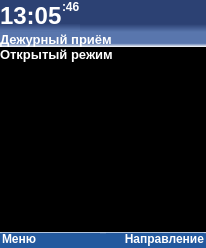
First picture: the form in mainwindow.ui, repository COOLIRON2311/azart-p, before the edit.
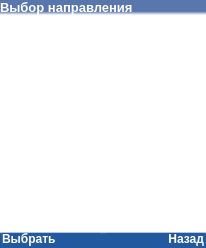
Second picture: the form after the edit. The open tabs and pages were chosen to show the change. Icons and pictures are not drawn.

Commit message: added current direction selection and updated main screen

Diff of the .ui file:
```diff
--- a/mainwindow.ui
+++ b/mainwindow.ui
@@ -2046,6 +2046,170 @@
         </item>
        </layout>
       </widget>
+      <widget class="QWidget" name="direction_selection_page">
+       <layout class="QVBoxLayout" name="verticalLayout_36">
+        <property name="spacing">
+         <number>0</number>
+        </property>
+        <property name="leftMargin">
+         <number>0</number>
+        </property>
+        <property name="topMargin">
+         <number>0</number>
+        </property>
+        <property name="rightMargin">
+         <number>0</number>
+        </property>
+        <property name="bottomMargin">
+         <number>0</number>
+        </property>
+        <item>
+         <layout class="QVBoxLayout" name="verticalLayout_35">
+          <property name="spacing">
+           <number>0</number>
+          </property>
+          <item>
+           <widget class="QLabel" name="label_40">
+            <property name="sizePolicy">
+             <sizepolicy hsizetype="Preferred" vsizetype="Fixed">
+              <horstretch>0</horstretch>
+              <verstretch>0</verstretch>
+             </sizepolicy>
+            </property>
+            <property name="sizeIncrement">
+             <size>
+              <width>0</width>
+              <height>0</height>
+             </size>
+            </property>
+            <property name="baseSize">
+             <size>
+              <width>0</width>
+              <height>0</height>
+             </size>
+            </property>
+            <property name="font">
+             <font>
+              <pointsize>10</pointsize>
+              <weight>75</weight>
+              <bold>true</bold>
+             </font>
+            </property>
+            <property name="styleSheet">
+             <string notr="true">color: rgb(255, 255, 255);
+background: qlineargradient(spread:pad, x1:0, y1:0, x2:0, y2:1, stop:0.755682 rgba(89, 118, 173, 255), stop:1 rgba(255, 255, 255, 255))</string>
+            </property>
+            <property name="text">
+             <string>Выбор направления</string>
+            </property>
+            <property name="scaledContents">
+             <bool>false</bool>
+            </property>
+           </widget>
+          </item>
+          <item>
+           <widget class="QListWidget" name="directions_selection_list"/>
+          </item>
+          <item>
+           <widget class="QWidget" name="horizontalWidget_10" native="true">
+            <property name="sizePolicy">
+             <sizepolicy hsizetype="Preferred" vsizetype="Fixed">
+              <horstretch>0</horstretch>
+              <verstretch>0</verstretch>
+             </sizepolicy>
+            </property>
+            <property name="styleSheet">
+             <string notr="true">QWidget {
+	background: qlineargradient(spread:pad, x1:0, y1:1, x2:0, y2:0, stop:0.897727 rgba(35, 89, 158, 255), stop:1 rgba(255, 255, 255, 255))
+}
+QLabel {
+	color: rgb(255, 255, 255)
+}</string>
+            </property>
+            <layout class="QHBoxLayout" name="horizontalLayout_11">
+             <property name="leftMargin">
+              <number>2</number>
+             </property>
+             <property name="topMargin">
+              <number>0</number>
+             </property>
+             <property name="rightMargin">
+              <number>2</number>
+             </property>
+             <property name="bottomMargin">
+              <number>2</number>
+             </property>
+             <item>
+              <widget class="QPushButton" name="direction_selection_left">
+               <property name="font">
+                <font>
+                 <weight>75</weight>
+                 <bold>true</bold>
+                </font>
+               </property>
+               <property name="layoutDirection">
+                <enum>Qt::LeftToRight</enum>
+               </property>
+               <property name="autoFillBackground">
+                <bool>false</bool>
+               </property>
+               <property name="styleSheet">
+                <string notr="true">color: rgb(255, 255, 255);
+text-align:left;</string>
+               </property>
+               <property name="text">
+                <string>Выбрать</string>
+               </property>
+               <property name="autoDefault">
+                <bool>false</bool>
+               </property>
+               <property name="default">
+                <bool>false</bool>
+               </property>
+               <property name="flat">
+                <bool>false</bool>
+               </property>
+              </widget>
+             </item>
+             <item>
+              <widget class="QPushButton" name="direction_selection_right">
+               <property name="font">
+                <font>
+                 <weight>75</weight>
+                 <bold>true</bold>
+                </font>
+               </property>
+               <property name="layoutDirection">
+                <enum>Qt::LeftToRight</enum>
+               </property>
+               <property name="autoFillBackground">
+                <bool>false</bool>
+               </property>
+               <property name="styleSheet">
+                <string notr="true">color: rgb(255, 255, 255);
+text-align:right;</string>
+               </property>
+               <property name="text">
+                <string>Назад</string>
+               </property>
+               <property name="autoDefault">
+                <bool>false</bool>
+               </property>
+               <property name="default">
+                <bool>false</bool>
+               </property>
+               <property name="flat">
+                <bool>false</bool>
+               </property>
+              </widget>
+             </item>
+            </layout>
+           </widget>
+          </item>
+         </layout>
+        </item>
+       </layout>
+      </widget>
       <widget class="QWidget" name="main_page">
        <layout class="QVBoxLayout" name="verticalLayout_32">
         <property name="spacing">
@@ -2219,7 +2383,8 @@
           <item>
            <widget class="QWidget" name="widget_4" native="true">
             <property name="styleSheet">
-             <string notr="true">background: black</string>
+             <string notr="true">border-image: url(./resources/Kremlin.png);
+</string>
             </property>
             <layout class="QVBoxLayout" name="verticalLayout_34">
              <property name="leftMargin">
```
Left out of the diff: 83 changed lines with no effect on the pictures. The commit also changes 4 other files.
